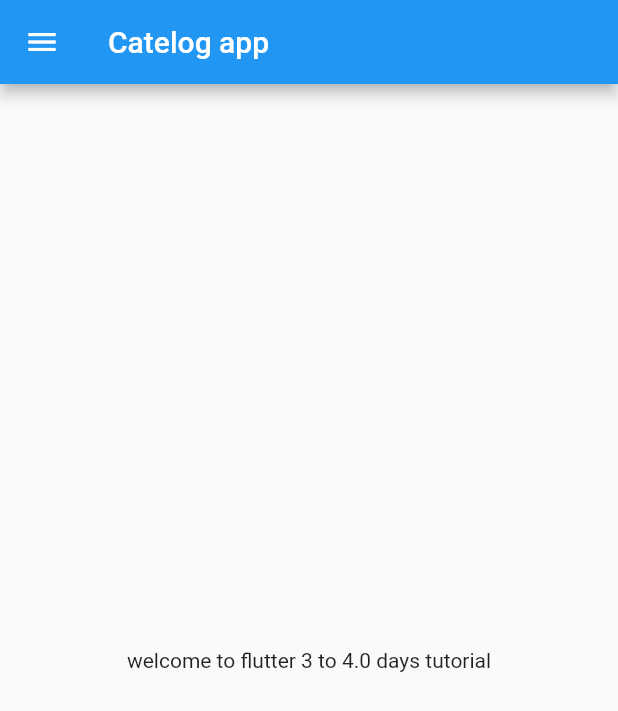
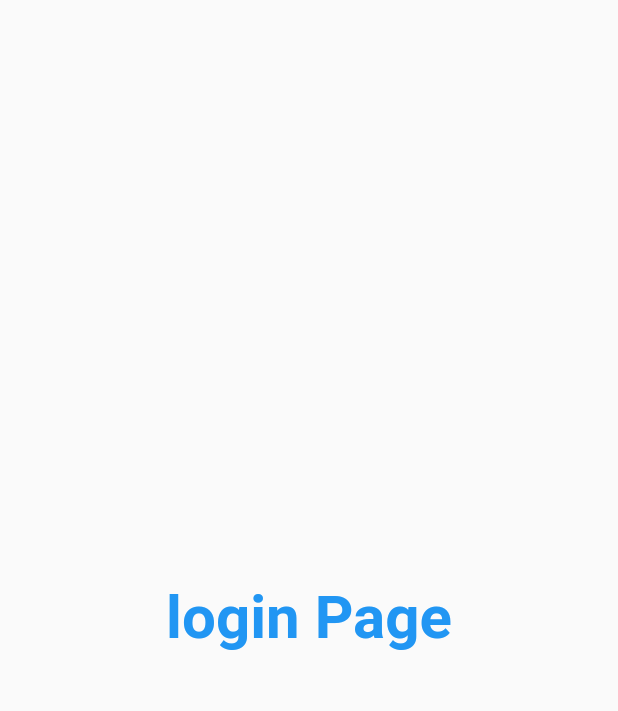
Before and after one commit to Nikhil-Sachan28/3DaysOfFlutter, a Flutter app: the screen it shows after launch, on a phone screen of 412 x 824 dp. Shown: the top 711 px of the screen. Run offline on Flutter 3.47's test engine with Material 2 defaults, Android fonts, the phone set to English and light mode, and no system bars.

Commit message:
day 3 completed

```diff
--- a/lib/main.dart
+++ b/lib/main.dart
@@ -1,6 +1,7 @@
 import 'package:flutter/material.dart';
+import 'package:flutter_catalog/pages/login_page.dart';
 
-import 'home_page.dart';
+import 'pages/home_page.dart';
 
 void main() {
   runApp(MyApp());
@@ -24,7 +25,22 @@ class MyApp extends StatelessWidget {
   @override
   Widget build(BuildContext context) {
     return  MaterialApp(
-      home: HomePage(),
+      // home: HomePage(),
+      themeMode: ThemeMode.system,
+      theme: ThemeData(
+        primarySwatch: Colors.green
+      ),
+      darkTheme: ThemeData(
+        brightness: Brightness.dark
+      ),
+      initialRoute: "/",
+      routes: {
+        "/": (context) => LoginPage(),
+        "/home" : (context) => HomePage(),
+        "/login" : (context) => LoginPage(),
+
+      },
+
     );
   }
 }
--- a/lib/home_page.dart
+++ b/lib/pages/home_page.dart
@@ -9,6 +9,7 @@ class HomePage extends StatelessWidget {
     return Scaffold(
       appBar: AppBar(
         title: const Text("Catelog app"),
+
       ),
       body: Center(
         child: Text("welcome to flutter $minDays to $maxDays days tutorial"),
--- /dev/null
+++ b/lib/pages/login_page.dart
@@ -0,0 +1,21 @@
+import 'package:flutter/material.dart';
+
+class LoginPage extends StatelessWidget {
+  const LoginPage({super.key});
+
+  @override
+  Widget build(BuildContext context) {
+    return const Material(
+      child: Center(
+        child: Text(
+          "login Page",
+          style: TextStyle(
+            fontSize: 40,
+            color: Colors.blue,
+            fontWeight: FontWeight.bold
+          ),
+        ),
+      ),
+    );
+  }
+}
```
